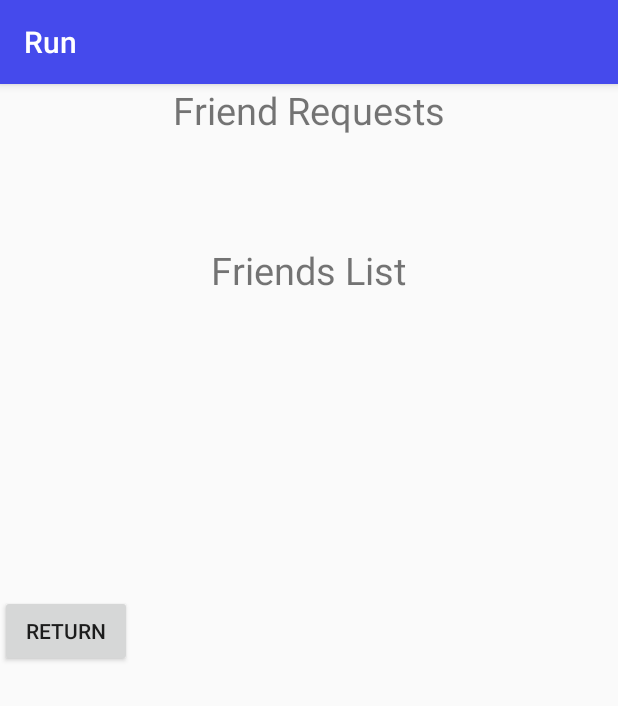
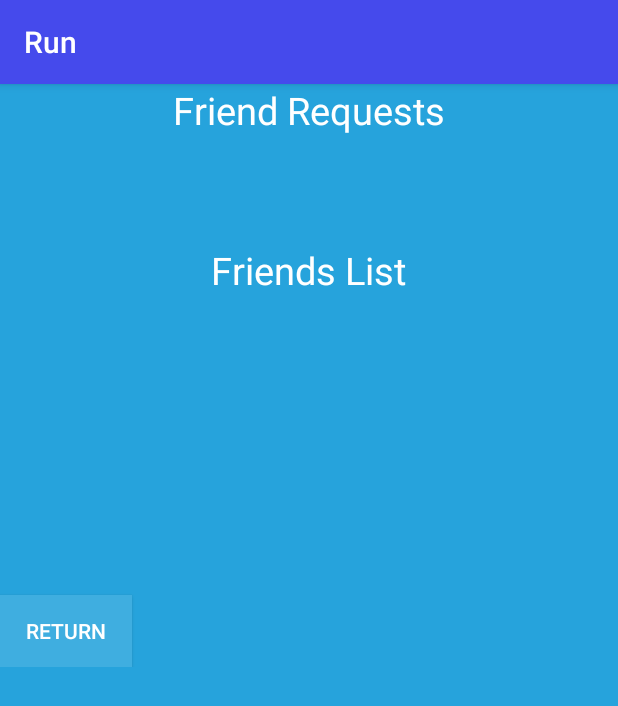
Before and after one commit to bau123/LanguageSwapApp, an Android app: the FriendsList_act screen opened directly, with no data from a screen before it, on a phone screen of 412 x 824 dp. Shown: the top 706 px of the screen. Run offline under Robolectric (Android 15) with nearby library versions, the phone set to English and light mode, and no system bars; our stand-ins replace Volley; network calls fail.

Commit message:
fix for alan

```diff
--- a/MyApplication/app/src/main/res/drawable/rounded.xml
+++ b/MyApplication/app/src/main/res/drawable/rounded.xml
@@ -1,6 +1,5 @@
 <?xml version="1.0" encoding="UTF-8"?>
 <shape xmlns:android="http://schemas.android.com/apk/res/android">
-    <solid android:color="#ffffffff"/>
 
     <stroke android:width="3dp"
         android:color="#ff000000"
@@ -12,6 +11,6 @@
         android:bottom="1dp"
         />
 
-    <corners android:bottomRightRadius="7dp" android:bottomLeftRadius="7dp"
-        android:topLeftRadius="7dp" android:topRightRadius="7dp"/>
+    <corners android:bottomRightRadius="20dp" android:bottomLeftRadius="20dp"
+        android:topLeftRadius="20dp" android:topRightRadius="20dp"/>
 </shape>
--- a/MyApplication/app/src/main/res/layout/activity_friends_list_act.xml
+++ b/MyApplication/app/src/main/res/layout/activity_friends_list_act.xml
@@ -1,15 +1,17 @@
 <?xml version="1.0" encoding="utf-8"?>
 <ScrollView xmlns:android="http://schemas.android.com/apk/res/android"
     android:layout_width="fill_parent"
-    android:layout_height="wrap_content" >
+    android:layout_height="fill_parent"
+    android:background="@color/buttonA">
 
     <LinearLayout xmlns:android="http://schemas.android.com/apk/res/android"
-        android:orientation="vertical" android:layout_width="match_parent"
-        android:layout_height="match_parent">
+        android:orientation="vertical" android:layout_width="fill_parent"
+        android:layout_height="fill_parent">
 
         <TextView
             android:text="Friend Requests"
             android:textSize="25dp"
+            android:textColor="@color/WHITE"
             android:layout_width="wrap_content"
             android:layout_height="wrap_content"
             android:layout_gravity="center_horizontal"/>
@@ -24,6 +26,7 @@
         <TextView
             android:text="Friends List"
             android:textSize="25dp"
+            android:textColor="@color/WHITE"
             android:layout_width="wrap_content"
             android:layout_height="wrap_content"
             android:layout_gravity="center_horizontal" />
@@ -39,6 +42,8 @@
             android:layout_width="wrap_content"
             android:layout_height="wrap_content"
             android:text="Return"
+            android:textColor="@color/WHITE"
+            android:background="@color/MAIN"
             android:onClick="returnHome"
             android:id="@+id/returnButton" />
 
--- a/MyApplication/app/src/main/res/layout/activity_login_act.xml
+++ b/MyApplication/app/src/main/res/layout/activity_login_act.xml
@@ -124,7 +124,7 @@
                             android:layout_height="match_parent"
                             android:text="Login"
                             android:onClick="login"
-                            android:background="@null"
+                            android:background="@color/buttonA"
                             android:textColor="#000000" />
 
                     </LinearLayout>
```
Also changed, not shown: MyApplication/app/src/main/res/layout/custom_friend_request_row.xml (+6 -6 lines), MyApplication/app/src/main/res/layout/custom_friendlist_row.xml (+5 -6 lines), MyApplication/app/src/main/res/drawable/accept.png (added), 1 other file.
